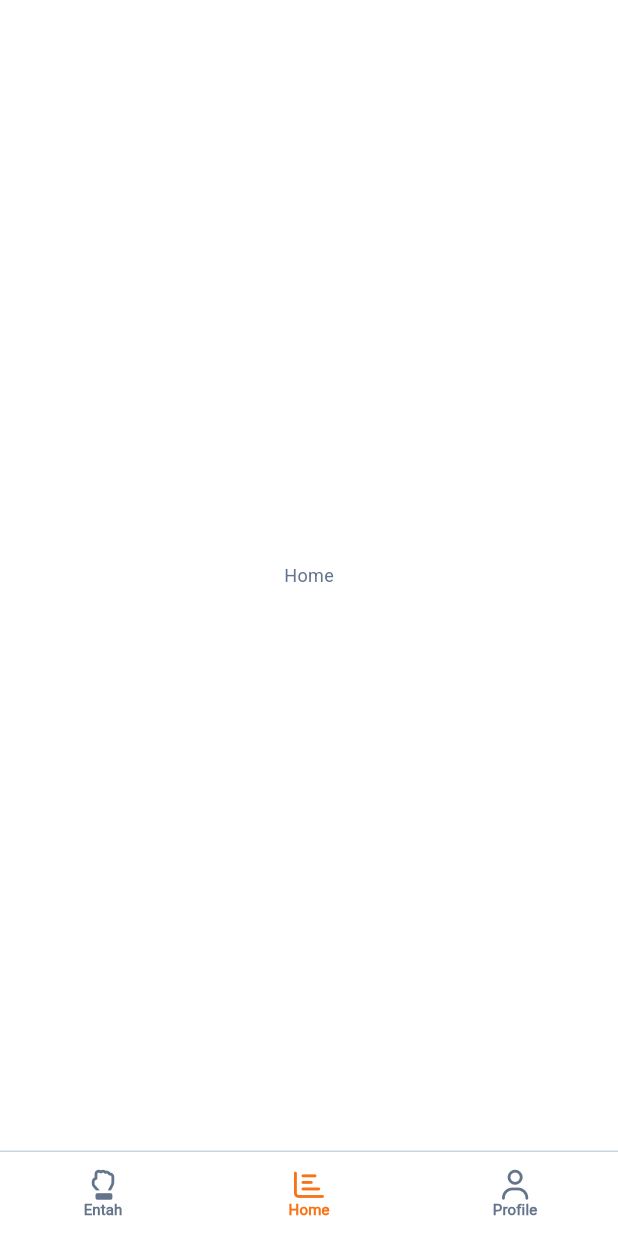
After one commit to iskroshaf/nanas_mobile, a Flutter app: the EntLanding screen opened directly, on a phone screen of 412 x 824 dp. The commit adds this screen. Run offline on Flutter 3.47's test engine with Material 3 defaults, Android fonts, the light colour scheme and no system bars; our stand-ins replace connectivity_plus, flutter_dotenv, font_awesome_flutter.

Commit message:
Refactor pages to screens and update imports
Moved components from 'pages' to 'screens' directory, renamed files accordingly, and updated all relevant import statements. Added new Home and Profile screens, and expanded EntLanding to include navigation. This improves project structure and organization.

```diff
--- a/lib/main.dart
+++ b/lib/main.dart
@@ -3,7 +3,7 @@
 import 'package:flutter/material.dart';
 import 'package:flutter/services.dart';
 import 'package:flutter_dotenv/flutter_dotenv.dart';
-import 'package:nanas_mobile/pages/landing.dart';
+import 'package:nanas_mobile/screens/landing.dart';
 import 'package:nanas_mobile/styles/app_themes.dart';
 import 'package:nanas_mobile/styles/colors.dart';
 
--- /dev/null
+++ b/lib/screens/ent_dashboard.dart
@@ -0,0 +1,99 @@
+// lib/screens/home.dart
+
+import 'package:flutter/material.dart';
+import 'package:font_awesome_flutter/font_awesome_flutter.dart';
+import 'package:nanas_mobile/screens/home.dart';
+import 'package:nanas_mobile/screens/profile.dart';
+import 'package:nanas_mobile/styles/colors.dart';
+import 'package:nanas_mobile/styles/sizes.dart';
+
+class EntLanding extends StatefulWidget {
+  final int initialIndex;
+  const EntLanding({super.key, this.initialIndex = 1});
+
+  @override
+  State<EntLanding> createState() => _EntLandingState();
+}
+
+class _EntLandingState extends State<EntLanding> {
+  late int _currentIndex;
+
+  void _onTap(int index) {
+    if (mounted) {
+      setState(() {
+        _currentIndex = index;
+      });
+    }
+  }
+
+  @override
+  void initState() {
+    super.initState();
+    _currentIndex = widget.initialIndex;
+  }
+
+  @override
+  Widget build(BuildContext context) {
+    final isDark = Theme.of(context).brightness == Brightness.dark;
+    final backgroundColor = isDark ? kBodyDarkColor : kBodyLightColor;
+    final selectedColor = isDark ? kPrimaryColor : kPrimaryColor;
+    final unselectedColor = isDark ? kWhiteColor : kTextColorMedium;
+    final borderColor = isDark ? kLineDarkColor : kLineLightColor;
+
+    final textTheme = Theme.of(context).textTheme;
+    return Scaffold(
+      body: IndexedStack(
+        index: _currentIndex,
+        children: [Container(color: Colors.red), Home(), Profile()],
+      ),
+      bottomNavigationBar: Theme(
+        data: Theme.of(context).copyWith(
+          splashColor: Colors.transparent,
+          highlightColor: Colors.transparent,
+          splashFactory: NoSplash.splashFactory,
+        ),
+        child: Container(
+          decoration: BoxDecoration(
+            border: Border(top: BorderSide(color: borderColor, width: 1)),
+          ),
+          child: ClipRRect(
+            borderRadius: const BorderRadius.only(
+              topLeft: Radius.circular(0.0),
+              topRight: Radius.circular(0.0),
+            ),
+            child: BottomNavigationBar(
+              type: BottomNavigationBarType.fixed,
+              currentIndex: _currentIndex,
+              onTap: _onTap,
+              backgroundColor: backgroundColor,
+              selectedLabelStyle: textTheme.titleSmall,
+              unselectedLabelStyle: textTheme.titleSmall,
+              selectedItemColor: selectedColor,
+              unselectedItemColor: unselectedColor,
+              items: [
+                BottomNavigationBarItem(
+                  icon: FaIcon(
+                    FontAwesomeIcons.handRock,
+                    size: kIconSizeMedium,
+                  ),
+                  label: 'Entah',
+                ),
+                BottomNavigationBarItem(
+                  icon: FaIcon(
+                    FontAwesomeIcons.chartBar,
+                    size: kIconSizeMedium,
+                  ),
+                  label: 'Home',
+                ),
+                BottomNavigationBarItem(
+                  icon: FaIcon(FontAwesomeIcons.user, size: kIconSizeMedium),
+                  label: 'Profile',
+                ),
+              ],
+            ),
+          ),
+        ),
+      ),
+    );
+  }
+}
--- /dev/null
+++ b/lib/screens/home.dart
@@ -0,0 +1,17 @@
+// lib/screens/home.dart
+
+import 'package:flutter/material.dart';
+
+class Home extends StatefulWidget {
+  const Home({super.key});
+
+  @override
+  State<Home> createState() => _HomeState();
+}
+
+class _HomeState extends State<Home> {
+  @override
+  Widget build(BuildContext context) {
+    return Scaffold(body: SafeArea(child: Center(child: Text('Home'))));
+  }
+}
--- a/lib/pages/landing.dart
+++ b/lib/screens/landing.dart
@@ -1,7 +1,7 @@
-// lib/pages/landing.dart
+// lib/screens/landing.dart
 
 import 'package:flutter/material.dart';
-import 'package:nanas_mobile/pages/sign_in.dart';
+import 'package:nanas_mobile/screens/sign_in.dart';
 import 'package:nanas_mobile/custom_widgets/cusom_text_button.dart';
 
 class Landing extends StatefulWidget {
--- /dev/null
+++ b/lib/screens/profile.dart
@@ -0,0 +1,17 @@
+// lib/screens/profile.dart
+
+import 'package:flutter/material.dart';
+
+class Profile extends StatefulWidget {
+  const Profile({super.key});
+
+  @override
+  State<Profile> createState() => _ProfileState();
+}
+
+class _ProfileState extends State<Profile> {
+  @override
+  Widget build(BuildContext context) {
+    return Scaffold(body: SafeArea(child: Center(child: Text('Profile'))));
+  }
+}
--- a/lib/pages/ven_dashboard.dart
+++ b/lib/screens/ven_dashboard.dart
@@ -1,4 +1,4 @@
-// lib/pages/ven_dashboard.dart
+// lib/screens/ven_dashboard.dart
 
 import 'package:flutter/material.dart';
 
```
Also changed, not shown: lib/pages/ent_dashboard.dart (deleted, +0 -17 lines), lib/screens/sign_in.dart (renamed from lib/pages/sign_up.dart, +26 -49 lines), lib/screens/sign_up.dart (renamed from lib/pages/sign_in.dart, +49 -26 lines).
